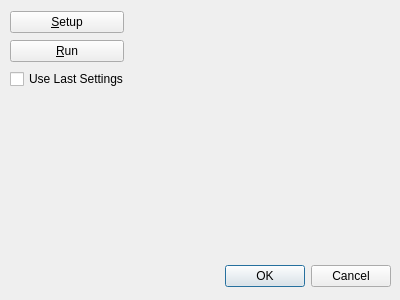
Above: isis/src/qisis/objs/JigsawDialog/JigsawDialog.ui from DOI-USGS/ISIS3 before the change. Below: the same form after it.
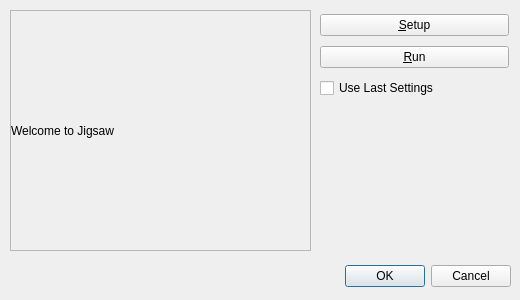
That is the form after the change. Icons and pictures are not drawn.

Commit message: BundleAdjust now emits signals so output can post to the bundle dialog in cnetsuite.

Patch:
```diff
--- a/isis/src/qisis/objs/JigsawDialog/JigsawDialog.ui
+++ b/isis/src/qisis/objs/JigsawDialog/JigsawDialog.ui
@@ -6,7 +6,7 @@
    <rect>
     <x>0</x>
     <y>0</y>
-    <width>400</width>
+    <width>520</width>
     <height>300</height>
    </rect>
   </property>
@@ -23,7 +23,7 @@
   <widget class="QDialogButtonBox" name="buttonBox">
    <property name="geometry">
     <rect>
-     <x>50</x>
+     <x>170</x>
      <y>260</y>
      <width>341</width>
      <height>32</height>
@@ -39,10 +39,10 @@
   <widget class="QWidget" name="layoutWidget">
    <property name="geometry">
     <rect>
-     <x>10</x>
+     <x>320</x>
      <y>10</y>
-     <width>114</width>
-     <height>81</height>
+     <width>189</width>
+     <height>94</height>
     </rect>
    </property>
    <layout class="QGridLayout" name="gridLayout">
@@ -86,6 +86,41 @@
     </item>
    </layout>
   </widget>
+  <widget class="QWidget" name="gridLayoutWidget">
+   <property name="geometry">
+    <rect>
+     <x>10</x>
+     <y>10</y>
+     <width>301</width>
+     <height>241</height>
+    </rect>
+   </property>
+   <layout class="QGridLayout" name="statusUpdatesLayout">
+    <item row="0" column="0">
+     <widget class="QScrollArea" name="statusUpdateScrollArea">
+      <property name="widgetResizable">
+       <bool>true</bool>
+      </property>
+      <widget class="QLabel" name="statusUpdatesLabel">
+       <property name="geometry">
+        <rect>
+         <x>0</x>
+         <y>0</y>
+         <width>293</width>
+         <height>233</height>
+        </rect>
+       </property>
+       <property name="text">
+        <string>Welcome to Jigsaw</string>
+       </property>
+       <property name="wordWrap">
+        <bool>true</bool>
+       </property>
+      </widget>
+     </widget>
+    </item>
+   </layout>
+  </widget>
  </widget>
  <resources/>
  <connections>
```
Left out of the diff: 29 changed lines with no effect on the pictures. The commit also changes 7 other files.
